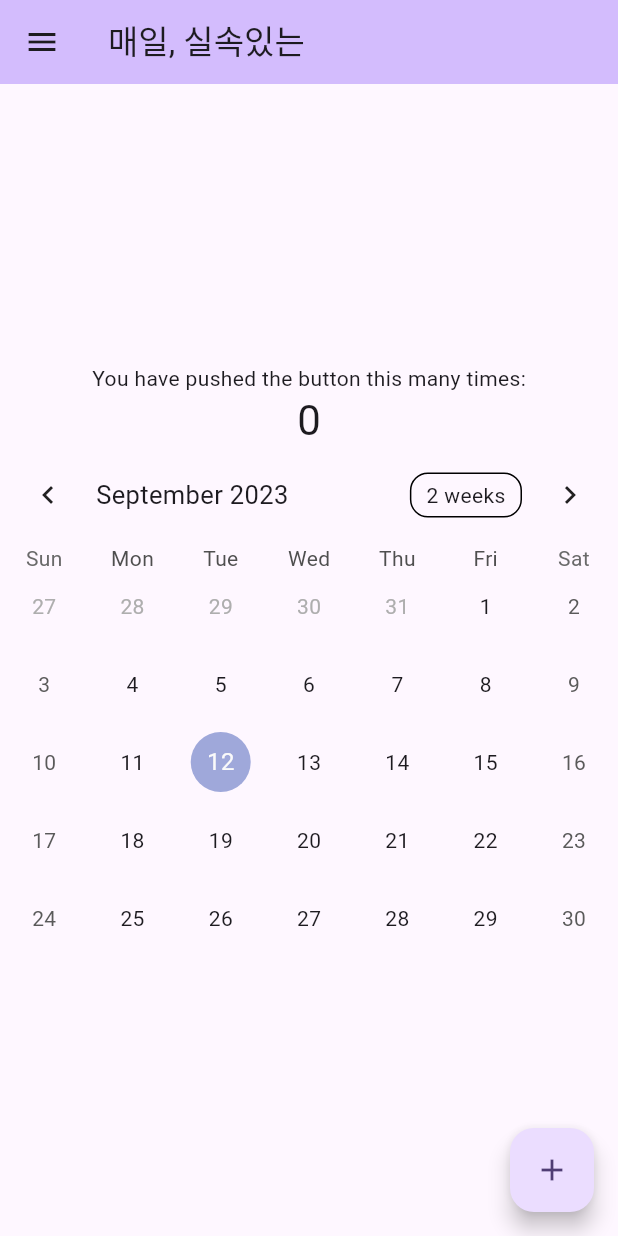
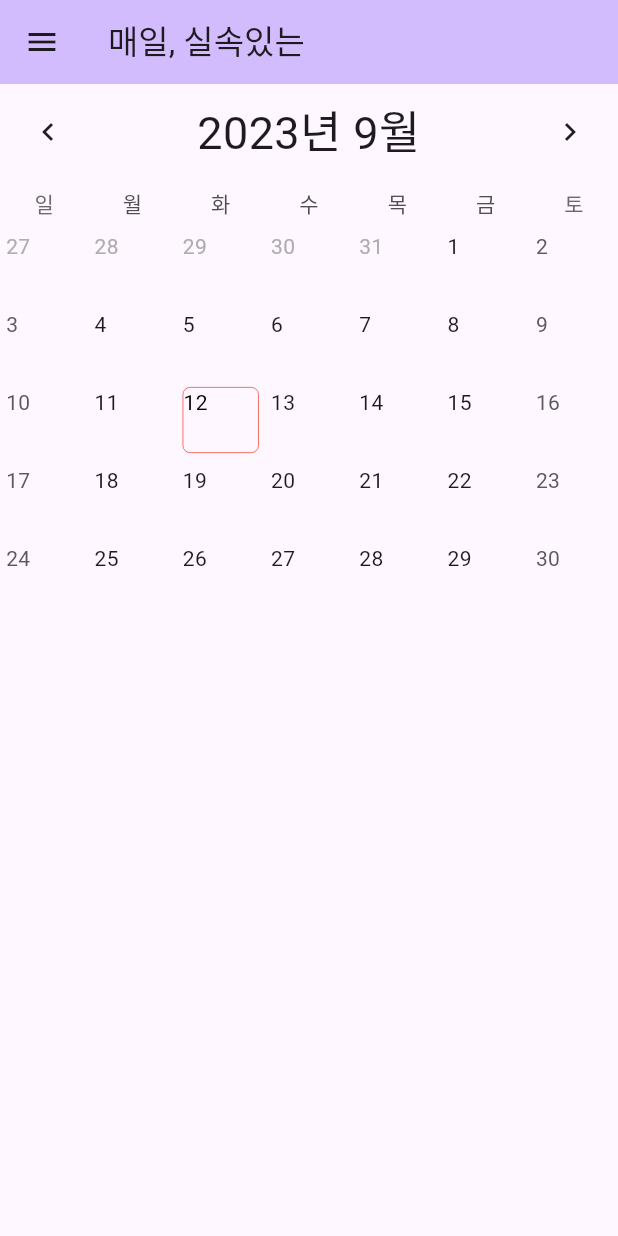
Before and after one commit to PhannaCotta/MAESIL_client, a Flutter app: the screen it shows after launch, on a phone screen of 412 x 824 dp. Run offline on Flutter 3.47's test engine with Material 2 defaults, Android fonts, the phone set to English and light mode, and no system bars; drawn by our look-alikes of table_calendar.

Commit message:
STYLE: 캘린더 커스터마이징

```diff
--- a/lib/main.dart
+++ b/lib/main.dart
@@ -5,9 +5,11 @@ import 'diary.dart';
 import 'record.dart';
 import 'accountbook.dart';
 import 'menstruation.dart';
+import 'package:intl/date_symbol_data_local.dart';
 
 void main() {
-  runApp(const MyApp());
+  initializeDateFormatting().then((_) => runApp(MyApp())); // 요일 한국어로 바꾸기(Sun, Mon, ... => 일, 월, ...)
+  // runApp(const MyApp());
 }
 
 class MyApp extends StatelessWidget {
@@ -73,6 +75,16 @@ class MyHomePage extends StatefulWidget {
 class _MyHomePageState extends State<MyHomePage> {
   int _counter = 0;
 
+  // 사용자가 다른 날짜 선택 시 해당 날짜 표시를 위한 데이터
+  DateTime selectedDay = DateTime(
+    DateTime.now().year,
+    DateTime.now().month,
+    DateTime.now().day,
+  );
+  DateTime focusedDay = DateTime.now();
+
+  Color ggongjiBlue = Color.fromARGB(255, 18, 115, 180);
+
   void _incrementCounter() {
     setState(() {
       // This call to setState tells the Flutter framework that something has
@@ -121,27 +133,94 @@ class _MyHomePageState extends State<MyHomePage> {
           // wireframe for each widget.
           mainAxisAlignment: MainAxisAlignment.center,
           children: <Widget>[
-            const Text(
-              'You have pushed the button this many times:',
+            // const Text(
+            //   'You have pushed the button this many times:',
+            // ),
+            // Text(
+            //   '$_counter',
+            //   style: Theme.of(context).textTheme.headlineMedium,
+            // ),
+
+            Expanded( // 캘린더의 높이가 디바이스의 화면 크기에 맞춰서 설정되도록 Expanded 위젯 추가
+              child: TableCalendar(
+                firstDay: DateTime.utc(2023, 1, 1),
+                lastDay: DateTime.utc(2023, 12, 31),
+                focusedDay: DateTime.now(),
+                // Customize calendar properties here
+                locale: 'ko-KR', // 한국어로 설정
+                daysOfWeekHeight: 30, // 요일 줄 높이 설정
+                shouldFillViewport: true, // 세로로 화면에 꽉 차게 하는 설정
+                // 선택된 날짜의 상태를 갱신
+                onDaySelected: (DateTime selectedDay, DateTime focusedDay) {
+                  setState((){
+                    this.selectedDay = selectedDay;
+                    this.focusedDay = focusedDay;
+                  });
+                },
+                // selectedDay 와 동일한 날짜의 모양을 바꿔줌
+                selectedDayPredicate: (DateTime day) {
+                  // selectedDay 와 동일한 날짜의 모양을 바꿔줍니다.
+                  return isSameDay(selectedDay, day);
+                },
+                calendarStyle: const CalendarStyle(
+                  cellMargin : EdgeInsets.all(2.0), // cell의 margin
+                  cellPadding : EdgeInsets.all(2.0), // cell의 padding
+                  cellAlignment : Alignment.topLeft, // cell 내부 정렬 설정 (좌측 상단)
+                ),
+                headerStyle: const HeaderStyle(
+                  formatButtonVisible: false, // 2 weeks 버튼 뜨는 거 안 보이게(무슨 기능인지 모르겠음)
+                  titleCentered: true, // 'n월' 글자 가운데로
+                  //titleTextFormatter: , // title 의 날짜 형태 (ex : titleTextFormatter: (date, locale) => DateFormat.yM(locale).format(date),)
+                  titleTextStyle: TextStyle(fontSize: 30.0),
+                ),
+                // 각 날짜 셀에 대한 스타일을 지정하는 부분
+                calendarBuilders: CalendarBuilders(
+                  // 선택된 날짜 스타일 설정
+                  selectedBuilder: (context, date, events) {
+                    return Container(
+                      margin: const EdgeInsets.all(4.0),
+                      alignment: Alignment.topLeft, // 셀 내부 정렬
+                      // 테두리에 네모 모양으로 설정
+                      decoration: BoxDecoration(
+                        color: Colors.transparent, // 사용자가 선택한 날짜의 배경 색상 (네모 안, 투명으로 설정)
+                        border: Border.all(color: Colors.red, width: 0.5), // 네모 테두리 스타일
+                        borderRadius: BorderRadius.circular(5.0), // 코너 둥근 정도
+                      ),
+                      child: Text(
+                        date.day.toString(),
+                        style: TextStyle(color: Colors.black),
+                      ),
+                    );
+                  },
+                  // 오늘 날짜 스타일 설정
+                  todayBuilder: (context, date, events) {
+                    return Container(
+                      margin: const EdgeInsets.all(4.0),
+                      alignment: Alignment.topLeft,
+                      decoration: BoxDecoration(
+                        color: Colors.transparent, // 사용자가 선택한 날짜의 배경 색상 (네모 안, 투명으로 설정)
+                        border: Border.all(color: ggongjiBlue, width: 0.5), // 네모 테두리 스타일
+                        borderRadius: BorderRadius.circular(5.0), // 코너 둥근 정도
+                      ),
+                      child: Text(
+                        date.day.toString(),
+                        style: TextStyle(color: Colors.black),
+                      ),
+                    );
+                  },
+                ),
+              ),
             ),
-            Text(
-              '$_counter',
-              style: Theme.of(context).textTheme.headlineMedium,
-            ),
-            TableCalendar(
-              firstDay: DateTime.utc(2023, 1, 1),
-              lastDay: DateTime.utc(2023, 12, 31),
-              focusedDay: DateTime.now(),
-              // Customize calendar properties here
-            ),
+
+
           ],
         ),
       ),
-      floatingActionButton: FloatingActionButton(
-        onPressed: _incrementCounter,
-        tooltip: 'Increment',
-        child: const Icon(Icons.add),
-      ), // This trailing comma makes auto-formatting nicer for build methods.
+      // floatingActionButton: FloatingActionButton(
+      //   onPressed: _incrementCounter,
+      //   tooltip: 'Increment',
+      //   child: const Icon(Icons.add),
+      // ), // This trailing comma makes auto-formatting nicer for build methods.
       drawer: Drawer(
         child: ListView(
           padding: EdgeInsets.zero,
```
Also changed, not shown: pubspec.lock.
